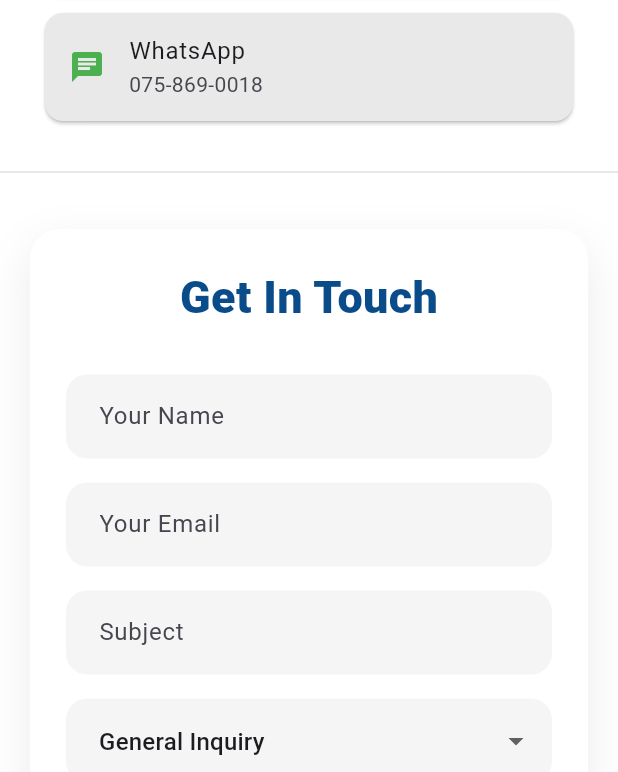
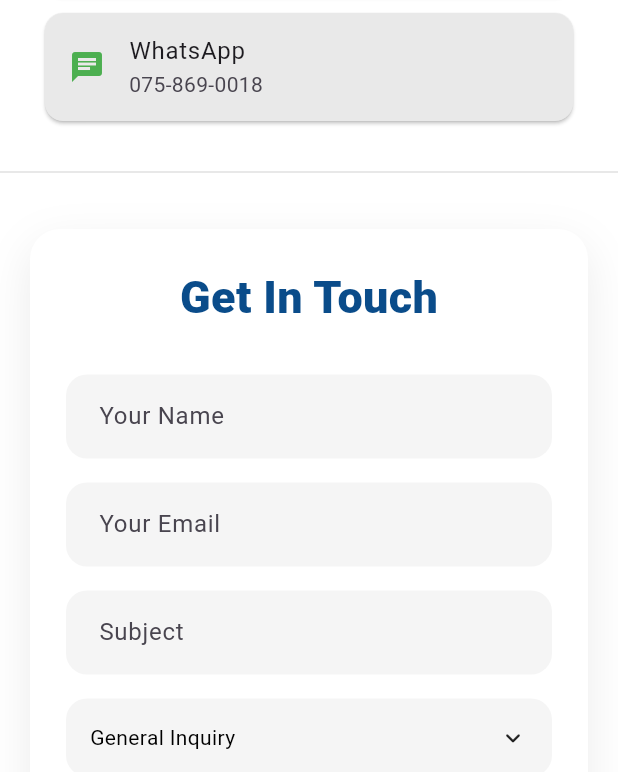
Before and after one commit to Ineshfdo/cellmart_app, a Flutter app: the ContactUsScreen screen opened directly, scrolled down 576 dp, on a phone screen of 412 x 824 dp, the part 464-1236 px from its top. Run offline on Flutter 3.47's test engine with Material 3 defaults, Android fonts, the phone set to English and light mode, and no system bars; drawn by our look-alikes of animated_custom_dropdown; our stand-ins replace animate_do, battery_plus, geocoding, geolocator, image_picker, quickalert and 1 more; accounts and stored records are empty; Roboto replaces fonts that are missing (Nano).

Commit message:
Update App

```diff
--- a/lib/screens/ContactUsScreen.dart
+++ b/lib/screens/ContactUsScreen.dart
@@ -6,6 +6,9 @@ import 'package:cellmart_app/components/footer.dart';
 import 'package:flutter/foundation.dart';
 import 'package:flutter/material.dart';
 import 'package:image_picker/image_picker.dart';
+// New Imports
+import 'package:animated_custom_dropdown/custom_dropdown.dart';
+import 'package:quickalert/quickalert.dart';
 
 class ContactUsScreen extends StatefulWidget {
   const ContactUsScreen({super.key});
@@ -21,6 +24,7 @@ class _ContactUsScreenState extends State<ContactUsScreen> {
   final TextEditingController _subjectController = TextEditingController();
   final TextEditingController _messageController = TextEditingController();
 
+  final List<String> _topicList = ['General Inquiry', 'Feedback', 'Support'];
   String _topic = 'General Inquiry';
   bool _acceptTerms = false;
   double _urgency = 2;
@@ -56,18 +60,30 @@ class _ContactUsScreenState extends State<ContactUsScreen> {
     final email = _emailController.text.trim();
 
     if (name.isEmpty || email.isEmpty || !_acceptTerms) {
-      ScaffoldMessenger.of(context).showSnackBar(
-        const SnackBar(
-          content: Text("Please fill in your name, email, and accept terms."),
-        ),
+      QuickAlert.show(
+        context: context,
+        type: QuickAlertType.error,
+        title: 'Oops...',
+        text: 'Please fill in your name, email, and accept terms.',
+        confirmBtnColor: const Color(0xFF0A4C8A),
       );
       return;
     }
 
-    ScaffoldMessenger.of(context).showSnackBar(
-      SnackBar(content: Text("Thank you, $name! We will respond to $email.")),
+    // Success Message using QuickAlert
+    QuickAlert.show(
+      context: context,
+      type: QuickAlertType.success,
+      text: "Thank you, $name! We will respond to $email.",
+      confirmBtnColor: const Color(0xFF0A4C8A),
+      onConfirmBtnTap: () {
+        Navigator.pop(context);
+        _clearForm();
+      },
     );
+  }
 
+  void _clearForm() {
     _nameController.clear();
     _emailController.clear();
     _subjectController.clear();
@@ -355,29 +371,29 @@ class _ContactUsScreenState extends State<ContactUsScreen> {
                                   style: TextStyle(color: textColor),
                                 ),
                                 const SizedBox(height: 16),
-                                DropdownButtonFormField<String>(
-                                  value: _topic,
-                                  items: const [
-                                    DropdownMenuItem(
-                                      value: 'General Inquiry',
-                                      child: Text('General Inquiry'),
-                                    ),
-                                    DropdownMenuItem(
-                                      value: 'Feedback',
-                                      child: Text('Feedback'),
-                                    ),
-                                    DropdownMenuItem(
-                                      value: 'Support',
-                                      child: Text('Support'),
-                                    ),
-                                  ],
+                                // Animated Custom Dropdown for Desktop
+                                CustomDropdown<String>(
+                                  hintText: 'Select Topic',
+                                  items: _topicList,
+                                  initialItem: _topic,
                                   onChanged: (value) =>
                                       setState(() => _topic = value!),
-                                  decoration: _inputDecoration("Topic", isDark),
-                                  dropdownColor: isDark
-                                      ? Colors.grey.shade900
-                                      : Colors.white,
-                                  style: TextStyle(color: textColor),
+                                  decoration: CustomDropdownDecoration(
+                                    closedFillColor: isDark
+                                        ? Colors.grey.shade800
+                                        : Colors.grey.shade100,
+                                    expandedFillColor: isDark
+                                        ? Colors.grey.shade900
+                                        : Colors.white,
+                                    closedBorderRadius: BorderRadius.circular(
+                                      14,
+                                    ),
+                                    hintStyle: TextStyle(
+                                      color: Colors.grey.shade600,
+                                    ),
+                                    headerStyle: TextStyle(color: textColor),
+                                    listItemStyle: TextStyle(color: textColor),
+                                  ),
                                 ),
                               ],
                             ),
@@ -477,25 +493,25 @@ class _ContactUsScreenState extends State<ContactUsScreen> {
                             style: TextStyle(color: textColor),
                           ),
                           const SizedBox(height: 16),
-                          DropdownButtonFormField<String>(
-                            value: _topic,
-                            items: const [
-                              DropdownMenuItem(
-                                value: 'General Inquiry',
-                                child: Text('General Inquiry'),
-                              ),
-                              DropdownMenuItem(
-                                value: 'Feedback',
-                                child: Text('Feedback'),
-                              ),
-                              DropdownMenuItem(
-                                value: 'Support',
-                                child: Text('Support'),
-                              ),
-                            ],
+                          // Animated Custom Dropdown for Mobile
+                          CustomDropdown<String>(
+                            hintText: 'Select Topic',
+                            items: _topicList,
+                            initialItem: _topic,
                             onChanged: (value) =>
                                 setState(() => _topic = value!),
-                            decoration: _inputDecoration("Topic", isDark),
+                            decoration: CustomDropdownDecoration(
+                              closedFillColor: isDark
+                                  ? Colors.grey.shade800
+                                  : Colors.grey.shade100,
+                              expandedFillColor: isDark
+                                  ? Colors.grey.shade900
+                                  : Colors.white,
+                              closedBorderRadius: BorderRadius.circular(14),
+                              hintStyle: TextStyle(color: Colors.grey.shade600),
+                              headerStyle: TextStyle(color: textColor),
+                              listItemStyle: TextStyle(color: textColor),
+                            ),
                           ),
                           const SizedBox(height: 16),
                           TextField(
```
